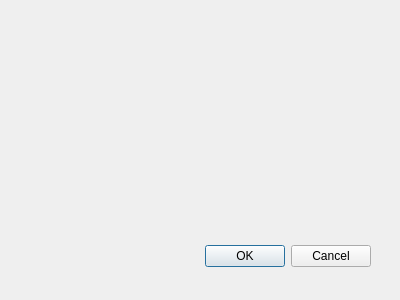
Before: the Qt Designer form Vistas/Dialog/aniadirregladialog.ui in PaulMaxAvalosAguilar/BalerosLamunio, drawn with Qt 5.
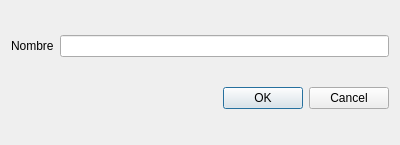
After: the same form once the commit is applied.

```diff
--- a/Vistas/Dialog/aniadirregladialog.ui
+++ b/Vistas/Dialog/aniadirregladialog.ui
@@ -9,21 +9,29 @@
     <x>0</x>
     <y>0</y>
     <width>400</width>
-    <height>300</height>
+    <height>145</height>
    </rect>
   </property>
   <property name="windowTitle">
    <string>Dialog</string>
   </property>
-  <widget name="buttonBox" class="QDialogButtonBox">
-   <property name="geometry">
-    <rect>
-     <x>30</x>
-     <y>240</y>
-     <width>341</width>
-     <height>32</height>
-    </rect>
-   </property>
+  <layout class="QVBoxLayout" name="verticalLayout">
+   <item>
+    <layout class="QHBoxLayout" name="horizontalLayout">
+     <item>
+      <widget class="QLabel" name="label">
+       <property name="text">
+        <string>Nombre</string>
+       </property>
+      </widget>
+     </item>
+     <item>
+      <widget class="QLineEdit" name="nombrele"/>
+     </item>
+    </layout>
+   </item>
+   <item>
+    <widget class="QDialogButtonBox" name="buttonBox">
    <property name="orientation">
     <enum>Qt::Horizontal</enum>
    </property>
@@ -31,6 +39,8 @@
     <set>QDialogButtonBox::Cancel|QDialogButtonBox::Ok</set>
    </property>
   </widget>
+   </item>
+  </layout>
  </widget>
  <pixmapfunction/>
  <resources/>
```
Left out of the diff: 7 changed lines with no effect on the pictures. Lines whose indentation alone changed are shown as unchanged.
